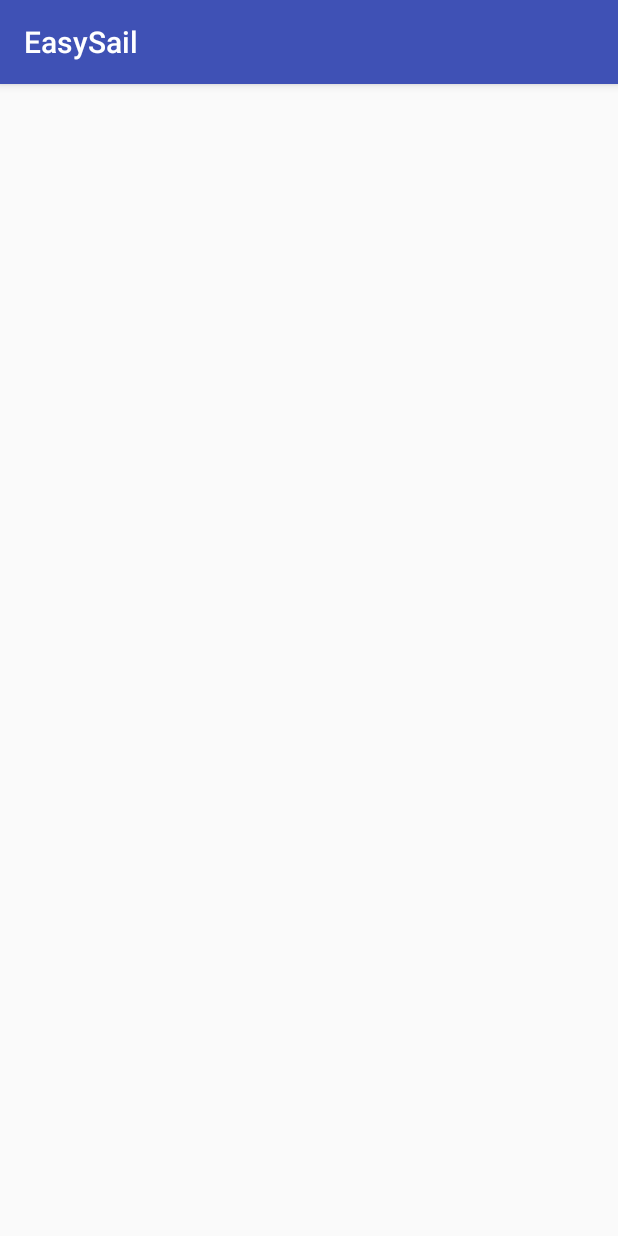
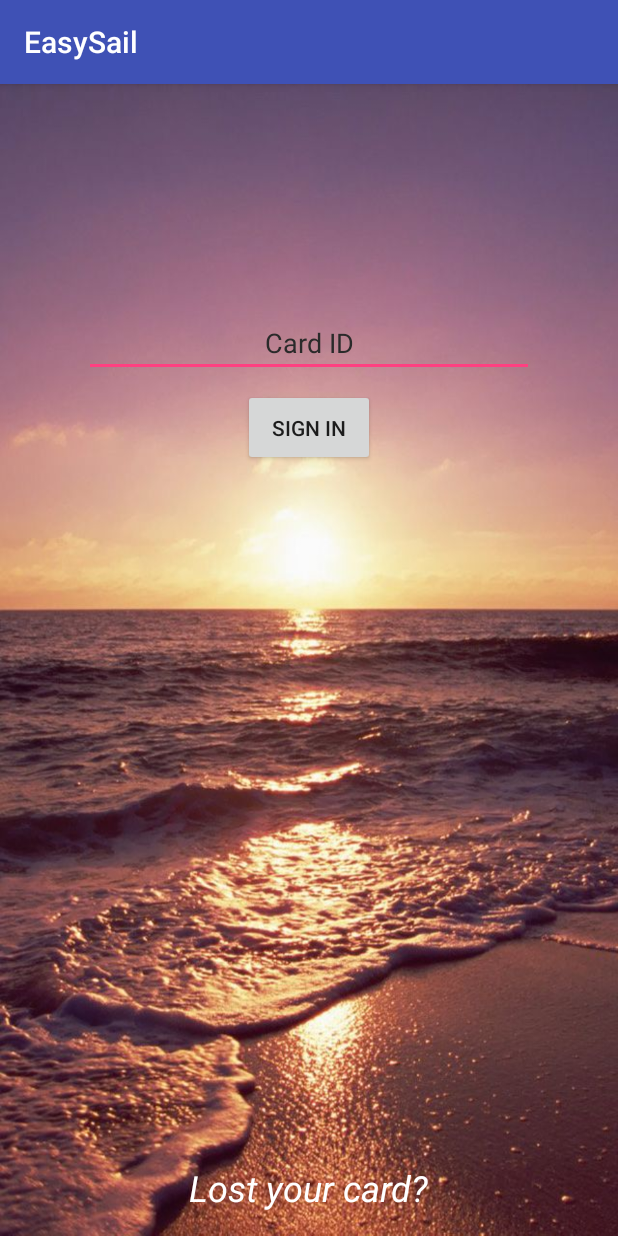
Before and after one commit to qle007/EasySail, an Android app: the screen it shows after launch (MainActivity), on a phone screen of 412 x 824 dp. Run offline under Robolectric (Android 15) with nearby library versions, the phone set to English and light mode, and no system bars.

Commit message:
sign in page layout

```diff
--- a/app/src/main/res/layout/activity_main.xml
+++ b/app/src/main/res/layout/activity_main.xml
@@ -4,7 +4,45 @@
     xmlns:tools="http://schemas.android.com/tools"
     android:layout_width="match_parent"
     android:layout_height="match_parent"
-    tools:context="com.easysailapp.easysail.MainActivity">
+    tools:context="com.easysailapp.easysail.MainActivity"
+    android:orientation="vertical"
+    android:background="@drawable/background_main">
 
 
+    <EditText
+        android:layout_width="300dp"
+        android:layout_height="wrap_content"
+        android:hint="@string/card_id"
+        android:textColorHint="#2a2a2a"
+        android:gravity="center_horizontal"
+        android:layout_gravity="center"
+        android:layout_marginTop="150dp"
+
+        />
+
+    <Button
+        android:layout_height="wrap_content"
+        android:layout_width="wrap_content"
+        android:layout_gravity="center"
+        android:padding="16dp"
+        android:layout_margin="8dp"
+        android:text="@string/sign_in"
+        />
+
+        <RelativeLayout
+            android:layout_width="match_parent"
+            android:layout_height="match_parent">
+            <TextView
+                android:layout_width="wrap_content"
+                android:layout_height="wrap_content"
+                android:layout_centerInParent="true"
+                android:layout_alignParentBottom="true"
+                android:layout_margin="16dp"
+                android:textStyle="italic"
+                android:textSize="24sp"
+                android:text="@string/lost_info"
+                android:textColor="#FFFF"
+                />
+        </RelativeLayout>
+
 </LinearLayout>
--- a/app/src/main/res/values/strings.xml
+++ b/app/src/main/res/values/strings.xml
@@ -1,3 +1,6 @@
 <resources>
     <string name="app_name">EasySail</string>
+    <string name="sign_in">Sign In</string>
+    <string name="card_id">Card ID</string>
+    <string name="lost_info">Lost your card?</string>
 </resources>
```
Also changed, not shown: app/src/main/res/drawable/background_main.jpg (added).
